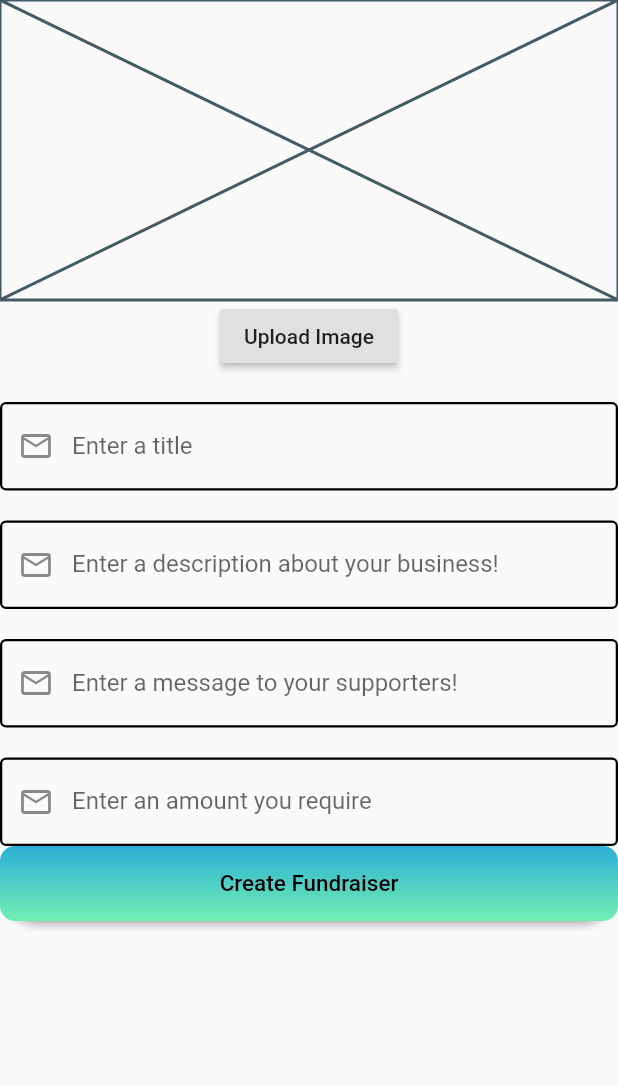
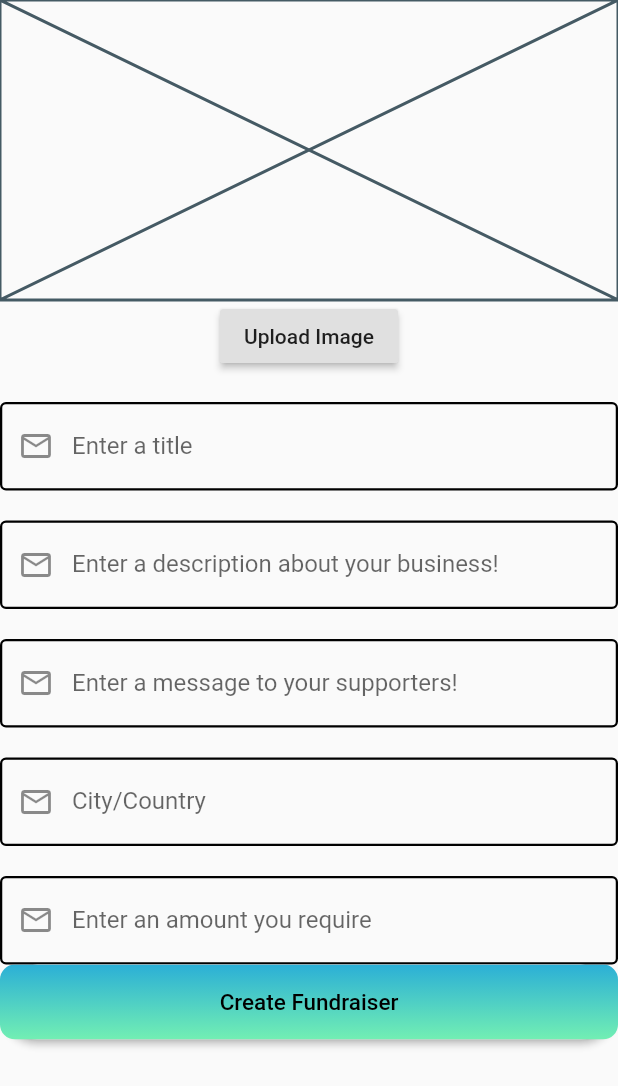
Before and after one commit to R-chard/upkeep, a Flutter app: the NewListing screen opened directly, on a phone screen of 412 x 824 dp. Shown: the top 1086 px of the screen. Run offline on Flutter 3.47's test engine with Material 2 defaults, Android fonts, the phone set to English and light mode, and no system bars; our stand-ins replace firebase_core, firebase_database, firebase_storage, google_fonts, image_picker, permission_handler; accounts and stored records are empty.

Commit message:
Added more listings

```diff
--- a/lib/schemas/listing.dart
+++ b/lib/schemas/listing.dart
@@ -8,9 +8,10 @@ class Listing {
   int shares;
   int comments;
   String imageUrl;
+  String location;
 
-  Listing(this.title, this.description, this.message, this.fundRequired,
-      this.imageUrl,
+  Listing(this.title, this.description, this.message, this.location,
+      this.fundRequired, this.imageUrl,
       [this.currentFund = 0,
       this.likes = 0,
       this.comments = 0,
--- a/lib/screens/homescreen.dart
+++ b/lib/screens/homescreen.dart
@@ -76,7 +76,7 @@ class _HomeState extends State<Home> {
           Align(
             alignment: Alignment.centerLeft,
             child: Text(
-              'Essex, UK',
+              snapshot.data[index].location,
               style: GoogleFonts.comfortaa(
                 textStyle: TextStyle(
                   color: Colors.grey,
--- a/lib/screens/newListing.dart
+++ b/lib/screens/newListing.dart
@@ -20,8 +20,8 @@ class NewListingState extends State<NewListing> {
   final TextEditingController titleController = TextEditingController();
   final TextEditingController descriptionController = TextEditingController();
   final TextEditingController messageController = TextEditingController();
+  final TextEditingController locationController = TextEditingController();
   final TextEditingController fundRequiredController = TextEditingController();
-  final TextEditingController currentFundController = TextEditingController();
 
   @override
   Widget build(BuildContext) {
@@ -115,6 +115,31 @@ class NewListingState extends State<NewListing> {
           height: 20,
         ),
         new TextFormField(
+          controller: locationController,
+          decoration: new InputDecoration(
+            prefixIcon: Icon(Icons.mail_outline),
+            labelText: "City/Country",
+            fillColor: Colors.white,
+            enabledBorder: const OutlineInputBorder(
+              borderSide: const BorderSide(color: Colors.black, width: 1.5),
+            ),
+            focusedBorder: const OutlineInputBorder(
+              borderSide: const BorderSide(color: Colors.black, width: 1.5),
+            ),
+            border: const OutlineInputBorder(),
+          ),
+          validator: (val) {
+            if (val.length == 0) {
+              return "City cannot be empty";
+            } else {
+              return null;
+            }
+          },
+        ),
+        SizedBox(
+          height: 20,
+        ),
+        new TextFormField(
           controller: fundRequiredController,
           decoration: new InputDecoration(
             prefixIcon: Icon(Icons.mail_outline),
@@ -144,6 +169,7 @@ class NewListingState extends State<NewListing> {
                   titleController.text,
                   descriptionController.text,
                   messageController.text,
+                  locationController.text,
                   int.parse(fundRequiredController.text),
                   imageUrl);
               Data.addListing(listing);
--- a/lib/util/data.dart
+++ b/lib/util/data.dart
@@ -12,6 +12,7 @@ class Data {
           snapshot.value[key]["title"],
           snapshot.value[key]["description"],
           snapshot.value[key]["message"],
+          snapshot.value[key]["location"],
           snapshot.value[key]["fundRequired"],
           snapshot.value[key]["imageUrl"],
           snapshot.value[key]["currentFund"],
@@ -34,6 +35,7 @@ class Data {
       "message": listing.message,
       "fundRequired": listing.fundRequired,
       "imageUrl": listing.imageUrl,
+      "location": listing.location,
       "currentFund": listing.currentFund,
       "likes": listing.likes,
       "comments": listing.comments,
```
Also changed, not shown: lib/screens/Login/login.dart (+12 -8 lines).
